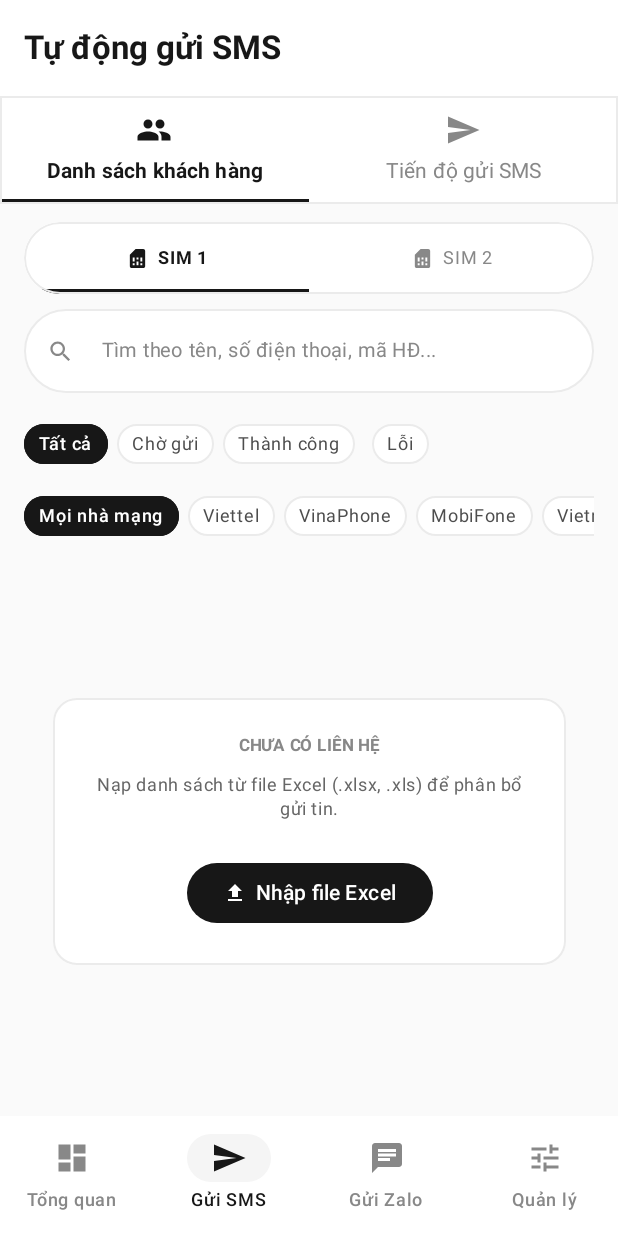
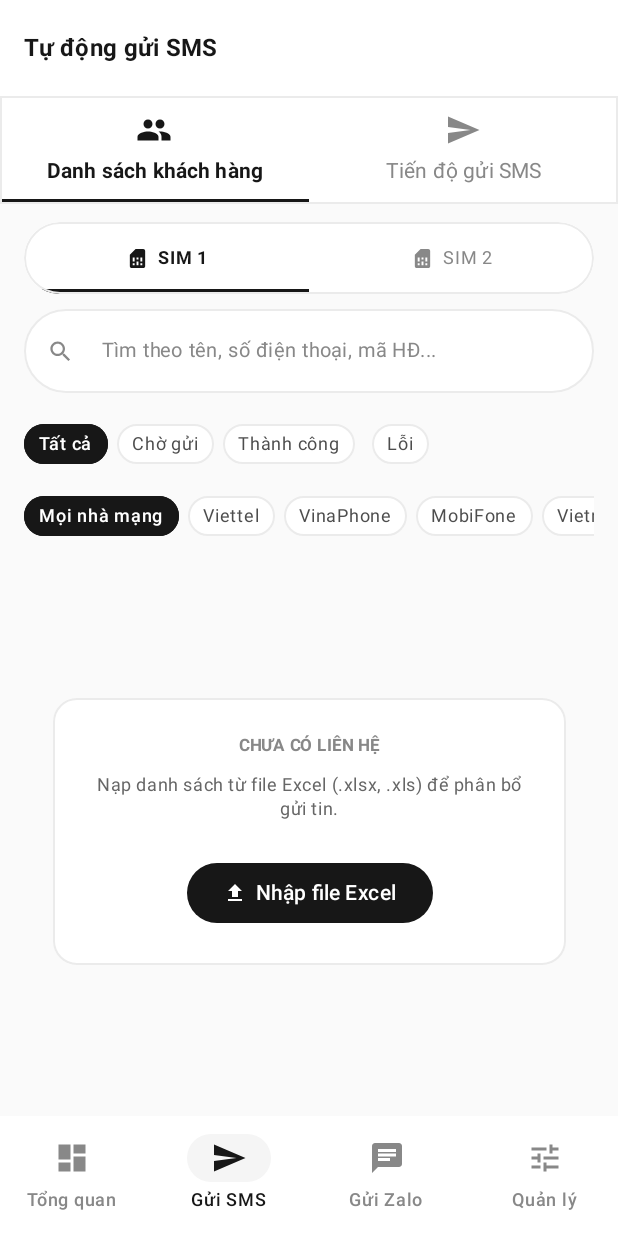
Before and after one commit to HaiGH-Space/AutoSms, an Android app built with Jetpack Compose: the AutoSmsScreen screen opened through its navigation route, on a phone screen of 412 x 824 dp. Run offline under Robolectric (Android 15) with nearby library versions, the phone set to English and light mode, and no system bars; our stand-ins replace Dagger/Hilt's generated code, Room's generated code; network calls fail; 5 statements that could not run were skipped.

Commit message:
feat: replace TopAppBar with AutoSmsTopAppBar across multiple screens for consistent UI

```diff
--- a/app/src/main/java/com/gmail/nthai/data/repository/UpdateRepositoryImpl.kt
+++ b/app/src/main/java/com/gmail/nthai/data/repository/UpdateRepositoryImpl.kt
@@ -24,9 +24,11 @@ class UpdateRepositoryImpl @Inject constructor(
 ) : UpdateRepository {
 
     private val prefs = context.getSharedPreferences("app_update_prefs", Context.MODE_PRIVATE)
+    private var hasAutoCheckedInSession = false
 
     companion object {
         const val KEY_UPDATE_URL = "custom_update_url"
+        const val KEY_DISMISSED_VERSION_CODE = "dismissed_version_code"
         const val DEFAULT_UPDATE_URL =
             "https://raw.githubusercontent.com/HaiGH-Space/AutoSms/master/update.json"
     }
@@ -38,6 +40,16 @@ class UpdateRepositoryImpl @Inject constructor(
     override suspend fun saveUpdateUrl(url: String) {
         withContext(Dispatchers.IO) {
             prefs.edit { putString(KEY_UPDATE_URL, url.trim()) }
+        }
+    }
+
+    override fun getDismissedVersionCode(): Int {
+        return prefs.getInt(KEY_DISMISSED_VERSION_CODE, 0)
+    }
+
+    override suspend fun setDismissedVersionCode(versionCode: Int) {
+        withContext(Dispatchers.IO) {
+            prefs.edit { putInt(KEY_DISMISSED_VERSION_CODE, versionCode) }
         }
     }
 
@@ -81,8 +93,14 @@ class UpdateRepositoryImpl @Inject constructor(
         }
     }
 
-    override suspend fun checkForUpdate(urlOverride: String?): Result<UpdateInfo> {
+    override suspend fun checkForUpdate(isManualCheck: Boolean, urlOverride: String?): Result<UpdateInfo> {
         return withContext(Dispatchers.IO) {
+            if (!isManualCheck && hasAutoCheckedInSession) {
+                return@withContext Result.failure(Exception("Already auto-checked in this session"))
+            }
+            if (!isManualCheck) {
+                hasAutoCheckedInSession = true
+            }
             try {
                 val targetUrl = urlOverride?.ifBlank { null } ?: getUpdateUrl()
                 val connection = openConnectionWithRedirects(targetUrl)
--- a/app/src/main/java/com/gmail/nthai/domain/repository/UpdateRepository.kt
+++ b/app/src/main/java/com/gmail/nthai/domain/repository/UpdateRepository.kt
@@ -6,7 +6,7 @@ import java.io.File
 interface UpdateRepository {
     fun getUpdateUrl(): String
     suspend fun saveUpdateUrl(url: String)
-    suspend fun checkForUpdate(urlOverride: String? = null): Result<UpdateInfo>
+    suspend fun checkForUpdate(isManualCheck: Boolean = false, urlOverride: String? = null): Result<UpdateInfo>
     suspend fun downloadApk(
         downloadUrl: String,
         outputFile: File,
@@ -16,4 +16,6 @@ interface UpdateRepository {
     fun clearOldApks()
     fun getCurrentVersionCode(): Int
     fun getCurrentVersionName(): String
+    fun getDismissedVersionCode(): Int
+    suspend fun setDismissedVersionCode(versionCode: Int)
 }
--- /dev/null
+++ b/app/src/main/java/com/gmail/nthai/presentation/components/common/AutoSmsTopAppBar.kt
@@ -0,0 +1,71 @@
+package com.gmail.nthai.presentation.components.common
+
+import androidx.compose.foundation.layout.Column
+import androidx.compose.foundation.layout.Row
+import androidx.compose.foundation.layout.RowScope
+import androidx.compose.foundation.layout.Spacer
+import androidx.compose.foundation.layout.width
+import androidx.compose.material3.ExperimentalMaterial3Api
+import androidx.compose.material3.MaterialTheme
+import androidx.compose.material3.Text
+import androidx.compose.material3.TopAppBar
+import androidx.compose.material3.TopAppBarDefaults
+import androidx.compose.runtime.Composable
+import androidx.compose.ui.Alignment
+import androidx.compose.ui.Modifier
+import androidx.compose.ui.graphics.Color
+import androidx.compose.ui.text.font.FontWeight
+import androidx.compose.ui.unit.dp
+import androidx.compose.ui.unit.sp
+
+@OptIn(ExperimentalMaterial3Api::class)
+@Composable
+fun AutoSmsTopAppBar(
+    title: String,
+    modifier: Modifier = Modifier,
+    subtitle: String? = null,
+    navigationIcon: (@Composable () -> Unit)? = null,
+    leadingContent: (@Composable () -> Unit)? = null,
+    actions: (@Composable RowScope.() -> Unit)? = null,
+    containerColor: Color = Color(0xFFFFFFFF)
+) {
+    TopAppBar(
+        modifier = modifier,
+        title = {
+            Row(
+                verticalAlignment = Alignment.CenterVertically
+            ) {
+                if (leadingContent != null) {
+                    leadingContent()
+                    Spacer(modifier = Modifier.width(10.dp))
+                }
+                Column {
+                    Text(
+                        text = title,
+                        style = MaterialTheme.typography.titleMedium,
+                        fontWeight = FontWeight.Bold,
+                        color = Color(0xFF171717)
+                    )
+                    if (subtitle != null) {
+                        Text(
+                            text = subtitle,
+                            style = MaterialTheme.typography.labelSmall.copy(
+                                fontSize = 11.sp
+                            ),
+                            color = Color(0xFF888888)
+                        )
+                    }
+                }
+            }
+        },
+        navigationIcon = {
+            navigationIcon?.invoke()
+        },
+        actions = {
+            actions?.invoke(this)
+        },
+        colors = TopAppBarDefaults.topAppBarColors(
+            containerColor = containerColor
+        )
+    )
+}
--- a/app/src/main/java/com/gmail/nthai/presentation/screens/AutoSmsScreen.kt
+++ b/app/src/main/java/com/gmail/nthai/presentation/screens/AutoSmsScreen.kt
@@ -17,8 +17,7 @@ import androidx.compose.material3.TabRow
 import androidx.compose.material3.TabRowDefaults
 import androidx.compose.material3.TabRowDefaults.tabIndicatorOffset
 import androidx.compose.material3.Text
-import androidx.compose.material3.TopAppBar
-import androidx.compose.material3.TopAppBarDefaults
+import com.gmail.nthai.presentation.components.common.AutoSmsTopAppBar
 import androidx.compose.runtime.Composable
 import androidx.compose.runtime.getValue
 import androidx.compose.runtime.mutableIntStateOf
@@ -42,17 +41,8 @@ fun AutoSmsScreen(
     Scaffold(
         topBar = {
             Column {
-                TopAppBar(
-                    title = {
-                        Text(
-                            text = "Tự động gửi SMS",
-                            fontWeight = FontWeight.Bold,
-                            color = Color(0xFF171717)
-                        )
-                    },
-                    colors = TopAppBarDefaults.topAppBarColors(
-                        containerColor = Color(0xFFFFFFFF)
-                    )
+                AutoSmsTopAppBar(
+                    title = "Tự động gửi SMS"
                 )
                 TabRow(
                     selectedTabIndex = selectedTab,
--- a/app/src/main/java/com/gmail/nthai/presentation/screens/HomeScreen.kt
+++ b/app/src/main/java/com/gmail/nthai/presentation/screens/HomeScreen.kt
@@ -36,8 +36,7 @@ import androidx.compose.material3.OutlinedButton
 import androidx.compose.material3.Scaffold
 import androidx.compose.material3.Surface
 import androidx.compose.material3.Text
-import androidx.compose.material3.TopAppBar
-import androidx.compose.material3.TopAppBarDefaults
+import com.gmail.nthai.presentation.components.common.AutoSmsTopAppBar
 import androidx.compose.runtime.Composable
 import androidx.compose.runtime.DisposableEffect
 import androidx.compose.runtime.LaunchedEffect
@@ -129,7 +128,7 @@ fun HomeScreen(
             UpdateAvailableDialog(
                 updateInfo = state.updateInfo,
                 onUpdateConfirm = { updateViewModel.startDownload(context, state.updateInfo) },
-                onDismiss = { updateViewModel.dismissState() }
+                onDismiss = { updateViewModel.dismissUpdate(state.updateInfo.versionCode) }
             )
         }
 
@@ -176,12 +175,10 @@ fun HomeScreen(
 
     Scaffold(
         topBar = {
-            TopAppBar(
-                title = {
-                    Row(
-                        verticalAlignment = Alignment.CenterVertically,
-                        horizontalArrangement = Arrangement.spacedBy(10.dp)
-                    ) {
+            AutoSmsTopAppBar(
+                title = "AutoSms",
+                subtitle = "SMS Automation Platform",
+                leadingContent = {
                     Surface(
                         shape = RoundedCornerShape(8.dp),
                         color = Color(0xFF171717),
@@ -193,22 +190,6 @@ fun HomeScreen(
                                 contentDescription = null,
                                 tint = Color(0xFFFFFFFF),
                                 modifier = Modifier.size(16.dp)
-                                )
-                            }
-                        }
-                        Column {
-                            Text(
-                                "AutoSms",
-                                style = MaterialTheme.typography.titleMedium,
-                                fontWeight = FontWeight.Bold,
-                                color = Color(0xFF171717)
-                            )
-                            Text(
-                                "SMS Automation Platform",
-                                style = MaterialTheme.typography.labelSmall.copy(
-                                    fontSize = 11.sp
-                                ),
-                                color = Color(0xFF888888)
                             )
                         }
                     }
@@ -240,10 +221,7 @@ fun HomeScreen(
                             )
                         }
                     }
-                },
-                colors = TopAppBarDefaults.topAppBarColors(
-                    containerColor = Color(0xFFFFFFFF)
-                )
+                }
             )
         }
     ) { innerPadding ->
--- a/app/src/main/java/com/gmail/nthai/presentation/viewmodel/UpdateViewModel.kt
+++ b/app/src/main/java/com/gmail/nthai/presentation/viewmodel/UpdateViewModel.kt
@@ -51,13 +51,20 @@ class UpdateViewModel @Inject constructor(
 
     fun checkForUpdate(isManualCheck: Boolean = false, urlOverride: String? = null) {
         viewModelScope.launch {
-            _updateState.value = UpdateState.Checking
+            if (isManualCheck) {
+                _updateState.value = UpdateState.Checking
+            }
 
-            val result = updateRepository.checkForUpdate(urlOverride)
+            val result = updateRepository.checkForUpdate(isManualCheck, urlOverride)
             result.onSuccess { info ->
                 val currentCode = updateRepository.getCurrentVersionCode()
                 if (info.versionCode > currentCode) {
-                    _updateState.value = UpdateState.UpdateAvailable(info)
+                    val dismissedCode = updateRepository.getDismissedVersionCode()
+                    if (!isManualCheck && info.versionCode <= dismissedCode) {
+                        _updateState.value = UpdateState.Idle
+                    } else {
+                        _updateState.value = UpdateState.UpdateAvailable(info)
+                    }
                 } else {
                     if (isManualCheck) {
                         _updateState.value =
@@ -75,6 +82,13 @@ class UpdateViewModel @Inject constructor(
                     _updateState.value = UpdateState.Idle
                 }
             }
+        }
+    }
+
+    fun dismissUpdate(versionCode: Int) {
+        viewModelScope.launch {
+            updateRepository.setDismissedVersionCode(versionCode)
+            _updateState.value = UpdateState.Idle
         }
     }
 
```
Also changed, not shown: app/src/main/java/com/gmail/nthai/presentation/components/config/RuleAndUpdateTab.kt (+4 -4 lines), app/src/main/java/com/gmail/nthai/presentation/components/config/SimManagementTab.kt (+3 -10 lines), app/src/main/java/com/gmail/nthai/presentation/screens/CustomerListScreen.kt (+8 -27 lines), app/src/main/java/com/gmail/nthai/presentation/screens/ManagementScreen.kt (+3 -14 lines), app/src/main/java/com/gmail/nthai/presentation/screens/ReportScreen.kt (+4 -15 lines), app/src/main/java/com/gmail/nthai/presentation/screens/SendingProgressScreen.kt (+3 -14 lines), app/src/main/java/com/gmail/nthai/presentation/screens/TemplateEditorScreen.kt (+3 -8 lines), app/src/main/java/com/gmail/nthai/presentation/screens/ZaloScreen.kt (+6 -17 lines). Lines whose indentation alone changed are shown as unchanged.
